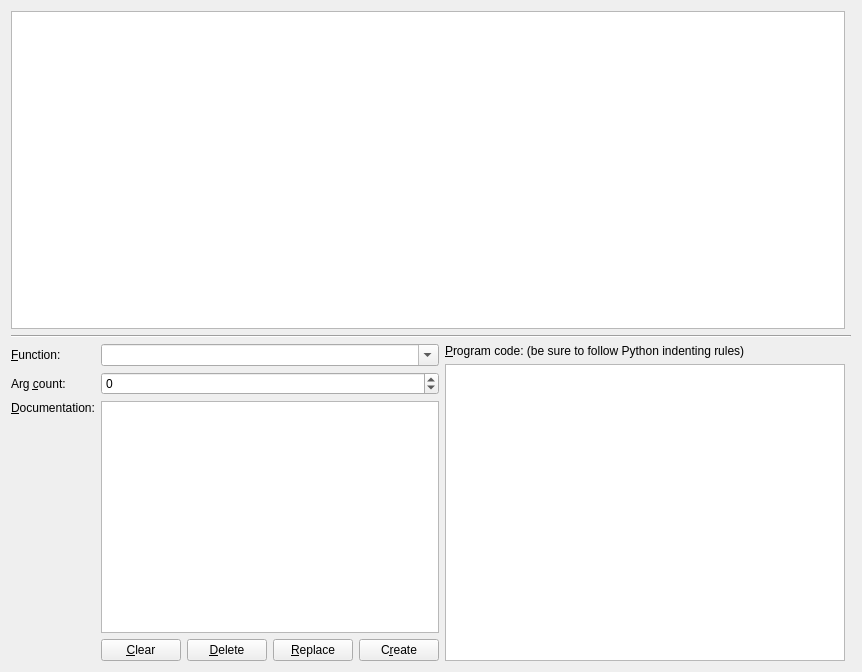
Before: the Qt Designer form src/calibre/gui2/preferences/template_functions.ui in kovidgoyal/calibre, drawn with Qt 5.
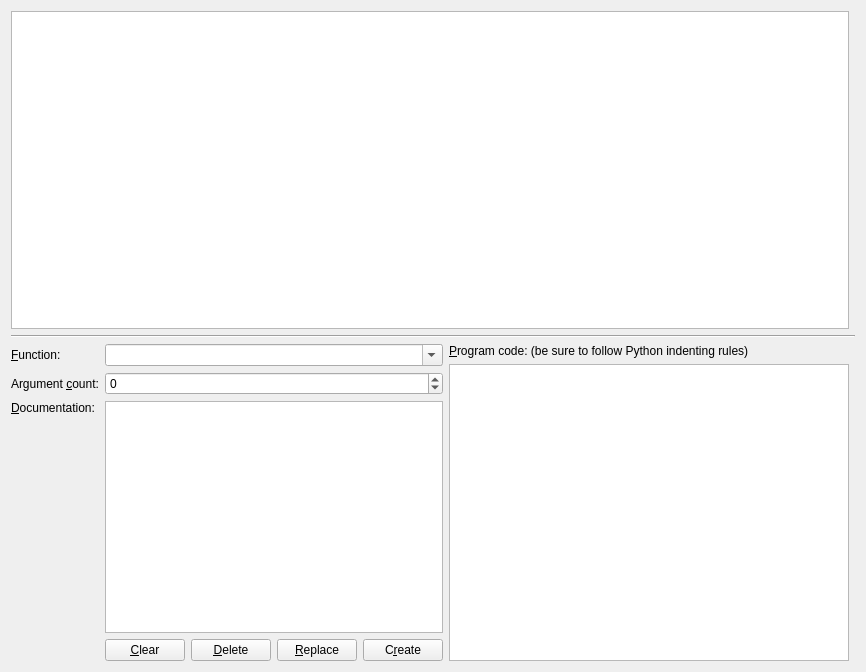
After: the same form once the commit is applied.

```diff
--- a/src/calibre/gui2/preferences/template_functions.ui
+++ b/src/calibre/gui2/preferences/template_functions.ui
@@ -51,7 +51,7 @@
           <string/>
          </property>
          <property name="text">
-          <string>Arg &amp;count:</string>
+          <string>Argument &amp;count:</string>
          </property>
          <property name="buddy">
           <cstring>argument_count</cstring>
```
